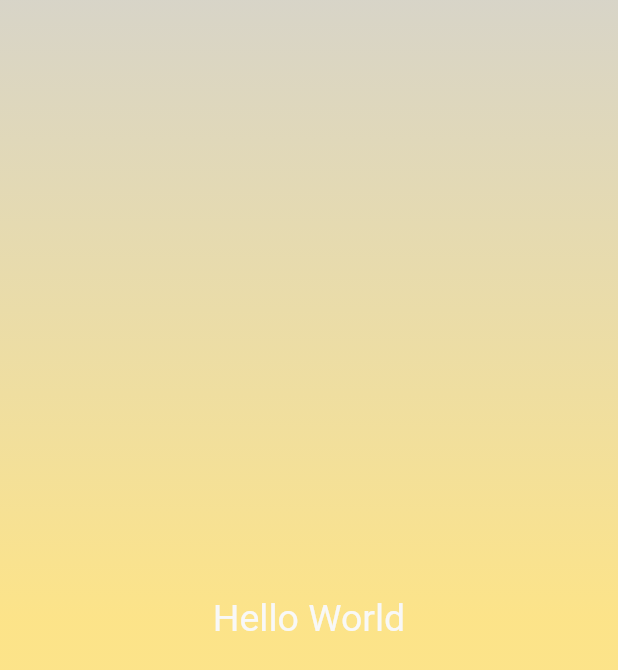
After one commit to ajaypoly/Flutter, a Flutter app: the screen it shows after launch, on a phone screen of 412 x 824 dp. The commit adds this screen. Shown: the top 670 px of the screen. Run offline on Flutter 3.47's test engine with Material 2 defaults, Android fonts, the phone set to English and light mode, and no system bars; Roboto replaces fonts that are missing (creditCardExpirationDate).

Commit message:
separated  the styles to different files

```diff
--- /dev/null
+++ b/lib/gradient_container.dart
@@ -0,0 +1,25 @@
+import 'package:flutter/material.dart';
+import './text_style.dart';
+
+class GradientContainer extends StatelessWidget {
+  const GradientContainer({super.key});
+
+  @override
+  Widget build(context) {
+    return Container(
+      decoration: const BoxDecoration(
+        gradient: LinearGradient(
+          colors: [
+            Color.fromARGB(115, 174, 167, 139),
+            Color.fromARGB(115, 255, 200, 0),
+          ],
+          begin: Alignment.topLeft,
+          end: Alignment.centerLeft,
+        ),
+      ),
+      child: const Center(
+        child: TextContainer()
+      ),
+    );
+  }
+}
--- /dev/null
+++ b/lib/text_style.dart
@@ -0,0 +1,17 @@
+import 'package:flutter/material.dart';
+
+class TextContainer extends StatelessWidget {
+  const TextContainer({super.key});
+
+  @override
+  Widget build(BuildContext context) {
+    return const Text(
+      "Hello World",
+      style: TextStyle(
+        color: Color.fromARGB(255, 248, 248, 248),
+        fontSize: 25,
+        fontFamily: AutofillHints.creditCardExpirationDate,
+      ),
+    );
+  }
+}
```
Also changed, not shown: lib/main.dart (+6 -24 lines).
